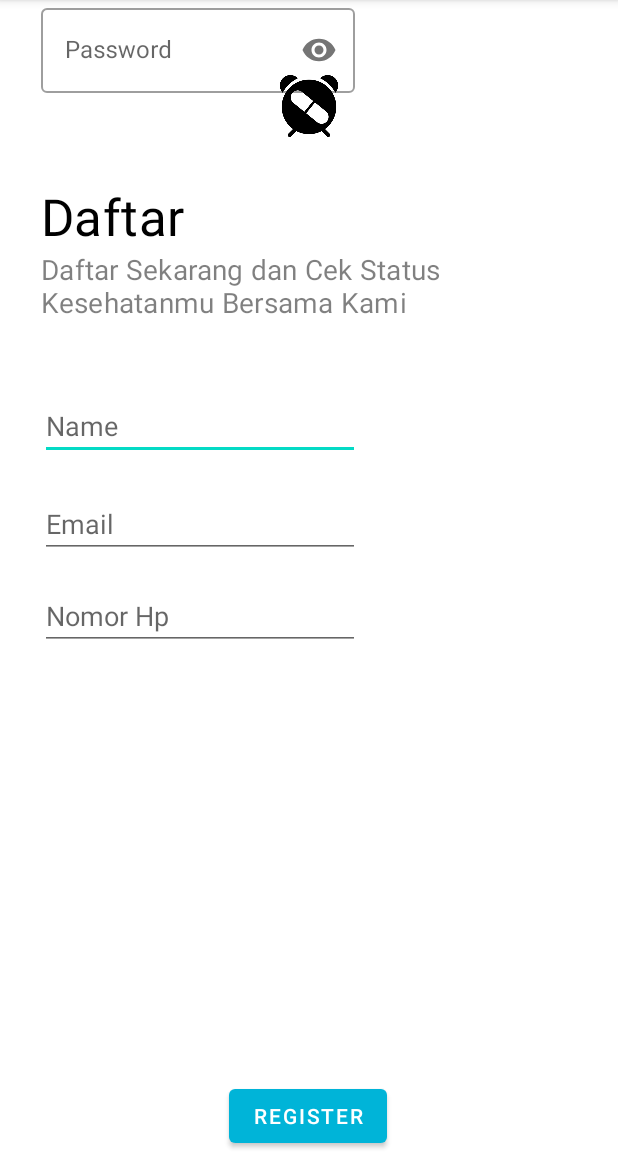
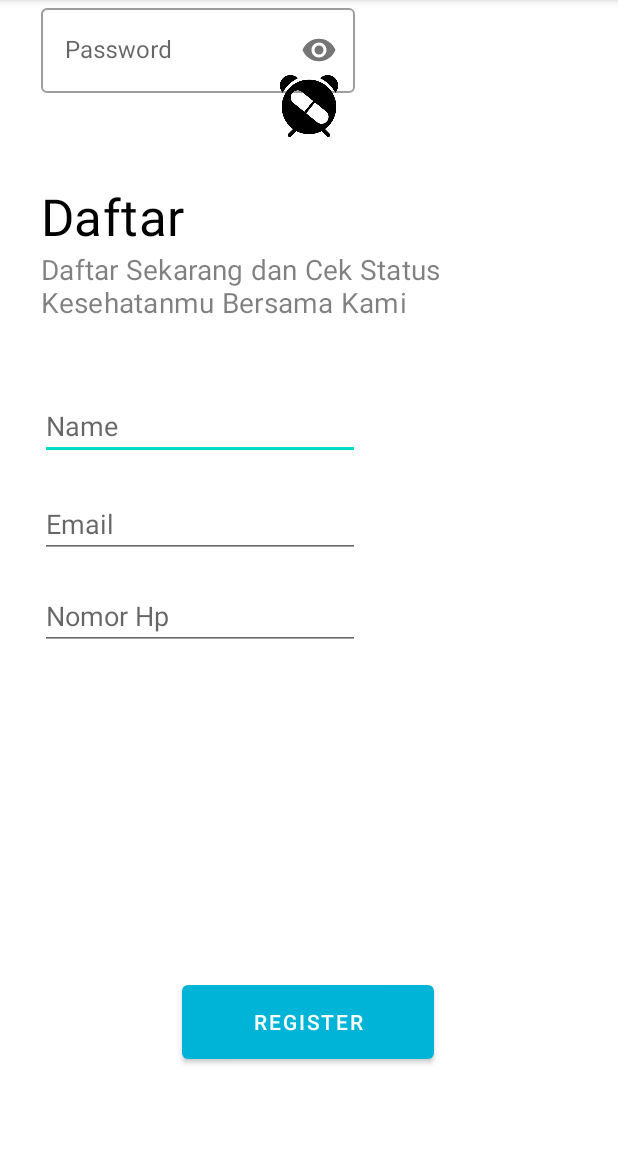
Before and after one commit to dumbgoat7/Tubes, an Android app: the screen it shows after launch (MainActivity), on a phone screen of 412 x 824 dp, the part 84-1236 px from its top. Run offline under Robolectric (Android 15) with nearby library versions, the phone set to English and light mode, and no system bars.

Commit message:
pbp cacat

```diff
--- a/app/src/main/res/layout/activity_main.xml
+++ b/app/src/main/res/layout/activity_main.xml
@@ -87,18 +87,6 @@
         app:layout_constraintStart_toStartOf="parent"
         app:layout_constraintTop_toBottomOf="@+id/etEmail" />
 
-    <Button
-        android:id="@+id/btnRegister"
-        android:layout_width="wrap_content"
-        android:layout_height="wrap_content"
-        android:text="Register"
-        app:layout_constraintBottom_toBottomOf="parent"
-        app:layout_constraintEnd_toEndOf="parent"
-        app:layout_constraintHorizontal_bias="0.498"
-        app:layout_constraintStart_toStartOf="parent"
-        app:layout_constraintTop_toBottomOf="@+id/etProgramStudi"
-        app:layout_constraintVertical_bias="0.626" />
-
     <com.google.android.material.textfield.TextInputLayout
         android:id="@+id/Password"
         style="@style/Widget.MaterialComponents.TextInputLayout.OutlinedBox"
@@ -116,9 +104,23 @@
             android:layout_height="wrap_content"
             android:layout_marginStart="27dp"
             android:layout_marginEnd="175dp"
+            android:ems="10"
             android:inputType="textPassword"
-            tools:layout_editor_absoluteX="25dp"
-            tools:layout_editor_absoluteY="445dp" />
+            app:layout_constraintTop_toBottomOf="@+id/etNoHp" />
 
     </com.google.android.material.textfield.TextInputLayout>
+
+    <Button
+        android:id="@+id/btnRegister"
+        android:layout_width="168dp"
+        android:layout_height="61dp"
+        android:layout_marginBottom="56dp"
+        android:text="Register"
+        app:layout_constraintBottom_toBottomOf="parent"
+        app:layout_constraintEnd_toEndOf="parent"
+        app:layout_constraintHorizontal_bias="0.498"
+        app:layout_constraintStart_toStartOf="parent"
+        app:layout_constraintTop_toBottomOf="@+id/etProgramStudi"
+        app:layout_constraintVertical_bias="0.626" />
+
 </androidx.constraintlayout.widget.ConstraintLayout>
```
